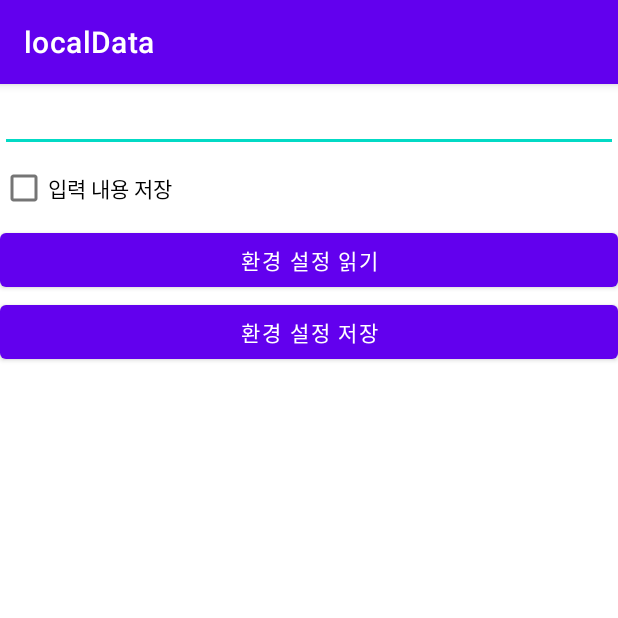
After one commit to woo095/my_personal_project, an Android app: the PrefActivity screen opened directly, with no data from a screen before it, on a phone screen of 412 x 824 dp, the top half of it. The commit adds this screen. Run offline under Robolectric (Android 15) with nearby library versions, the phone set to English and light mode, and no system bars.

Commit message:
my progress

```diff
--- a/localdata/src/main/java/kakao/woo95/localdata/MyDBHandler.java
+++ b/localdata/src/main/java/kakao/woo95/localdata/MyDBHandler.java
@@ -47,6 +47,7 @@ public class MyDBHandler extends SQLiteOpenHelper {
         db.close();
     }
 
+    //검색
     public Item findItem(String itemname){
         SQLiteDatabase db = getWritableDatabase();
         Cursor cursor = db.rawQuery("select * from item where itemname = " + "\"" + itemname + "\"",null);
@@ -59,7 +60,7 @@ public class MyDBHandler extends SQLiteOpenHelper {
             item.set_itemname(cursor.getString(1));
             item.set_quantity(Integer.parseInt(cursor.getString(2)));
             cursor.close();
-        } else {
+        } else { //없을경우 null 리턴
             item = null;
         }
         db.close();
--- /dev/null
+++ b/localdata/src/main/java/kakao/woo95/localdata/PrefActivity.java
@@ -0,0 +1,40 @@
+package kakao.woo95.localdata;
+
+import androidx.appcompat.app.AppCompatActivity;
+
+import android.content.Context;
+import android.content.SharedPreferences;
+import android.os.Bundle;
+import android.widget.Button;
+import android.widget.CheckBox;
+import android.widget.EditText;
+
+public class PrefActivity extends AppCompatActivity {
+
+    EditText tfInput;
+    CheckBox ckSave;
+
+    @Override
+    protected void onCreate(Bundle savedInstanceState) {
+        super.onCreate(savedInstanceState);
+        setContentView(R.layout.activity_pref);
+
+        tfInput = (EditText)findViewById(R.id.tfInput);
+        ckSave = (CheckBox)findViewById(R.id.ckSave);
+
+        Button btnSave = (Button)findViewById(R.id.btnSave);
+        btnSave.setOnClickListener(v -> {
+            SharedPreferences preferences = getSharedPreferences("PrefActivity", Context.MODE_PRIVATE);
+            preferences.edit().putString("name", tfInput.getText().toString()).apply();
+            preferences.edit().putBoolean("save", ckSave.isChecked()).apply();
+        });
+        Button btnLoad = (Button)findViewById(R.id.btnLoad);
+        btnLoad.setOnClickListener(v -> {
+            SharedPreferences preferences = getSharedPreferences("PrefActivity", Context.MODE_PRIVATE);
+            String name = preferences.getString("name", "noname");
+            boolean save = preferences.getBoolean("save",false);
+            tfInput.setText(name);
+            ckSave.setChecked(save);
+        });
+    }
+}
--- /dev/null
+++ b/localdata/src/main/res/layout/activity_pref.xml
@@ -0,0 +1,32 @@
+<?xml version="1.0" encoding="utf-8"?>
+<LinearLayout xmlns:android="http://schemas.android.com/apk/res/android"
+    xmlns:app="http://schemas.android.com/apk/res-auto"
+    xmlns:tools="http://schemas.android.com/tools"
+    android:layout_width="match_parent"
+    android:layout_height="match_parent"
+    android:orientation="vertical"
+    tools:context=".PrefActivity">
+
+    <EditText
+        android:layout_width="match_parent"
+        android:layout_height="wrap_content"
+        android:id="@+id/tfInput"/>
+
+    <CheckBox
+        android:layout_width="match_parent"
+        android:layout_height="wrap_content"
+        android:text="입력 내용 저장"
+        android:id="@+id/ckSave"/>
+
+    <Button
+        android:layout_width="match_parent"
+        android:layout_height="wrap_content"
+        android:text ="환경 설정 읽기"
+        android:id="@+id/btnLoad"/>
+
+    <Button
+        android:layout_width="match_parent"
+        android:layout_height="wrap_content"
+        android:text ="환경 설정 저장"
+        android:id="@+id/btnSave"/>
+</LinearLayout>
```
Also changed, not shown: localdata/src/main/AndroidManifest.xml (+7 -0 lines), localdata/src/main/java/kakao/woo95/localdata/ItemActivity.java (+34 -2 lines).
